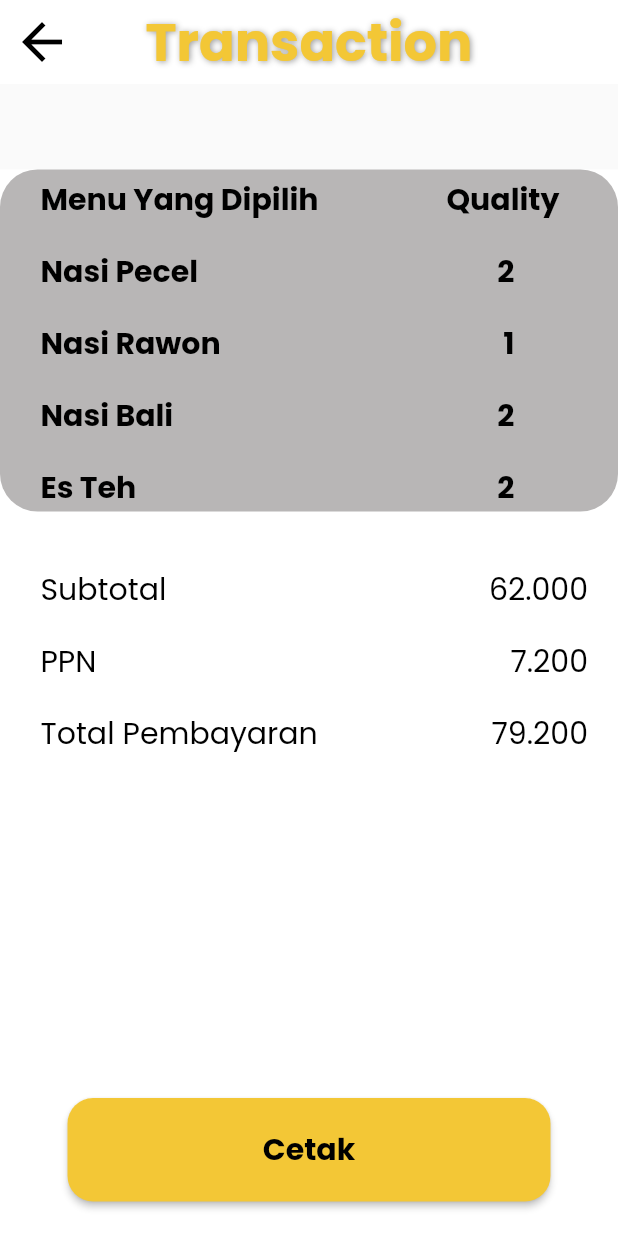
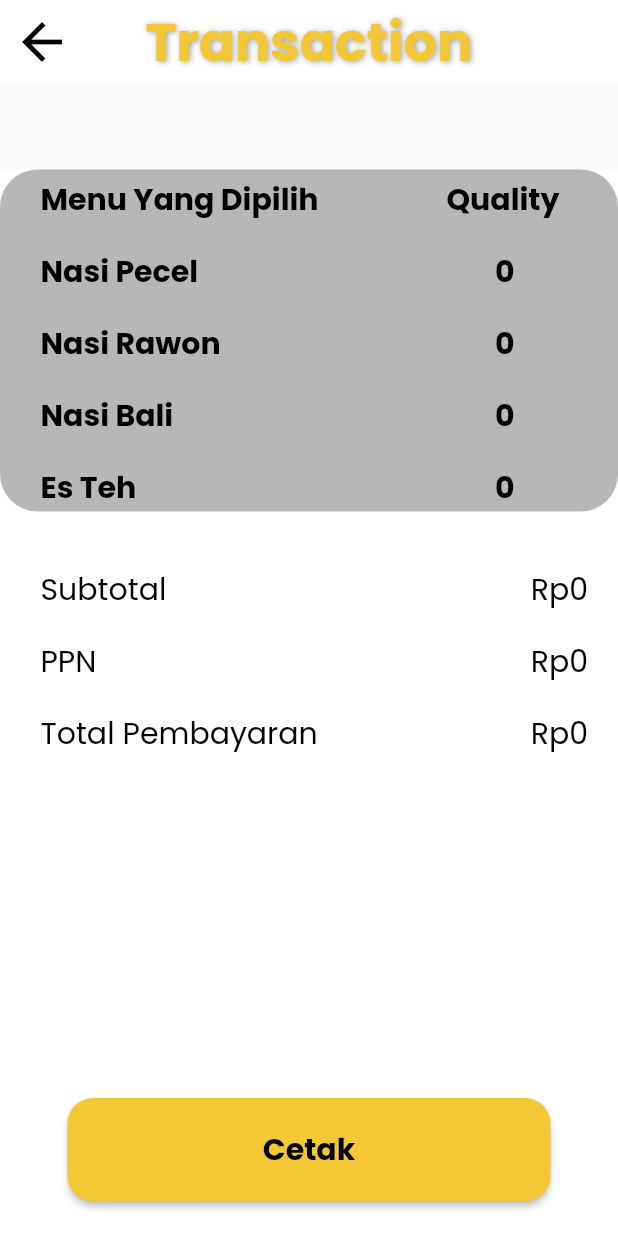
Before and after one commit to Ach-muchlas/myKasir, a Flutter app: the screen it shows after launch, after a tap on "Add to Order", on a phone screen of 412 x 824 dp. Run offline on Flutter 3.47's test engine with Material 2 defaults, Android fonts, the phone set to English and light mode, and no system bars; our stand-ins replace font_awesome_flutter, google_fonts.

Commit message:
Finishing Pas Data

```diff
--- a/lib/Material/Widget/customButton.dart
+++ b/lib/Material/Widget/customButton.dart
@@ -4,7 +4,7 @@ import 'package:tugas_pab/Material/color/my_Colors.dart';
 class CustomButton extends StatelessWidget {
   const CustomButton({super.key, required this.txtButton, required this.onTap});
 
-  final Widget txtButton;
+final Widget txtButton;
   final Function() onTap;
 
   @override
--- a/lib/pages/homePages.dart
+++ b/lib/pages/homePages.dart
@@ -50,6 +50,7 @@ class _HomePagesState extends State<HomePages> {
       }
     });
   }
+
   void _decrementNasiRawon() {
     setState(() {
       _valueNasiRawon--;
@@ -58,6 +59,7 @@ class _HomePagesState extends State<HomePages> {
       }
     });
   }
+
   void _decrementNasiBali() {
     setState(() {
       _valueNasiBali--;
@@ -66,6 +68,7 @@ class _HomePagesState extends State<HomePages> {
       }
     });
   }
+
   void _decrementEsTeh() {
     setState(() {
       _valueEsTeh--;
@@ -143,11 +146,15 @@ class _HomePagesState extends State<HomePages> {
                     style:
                         MyTypography.LargeBold2.copyWith(color: Colors.white)),
                 onTap: () {
-                  Navigator.push(
+                  Navigator.pushReplacement(
                       context,
                       MaterialPageRoute(
-                          builder: (BuildContext context) =>
-                              TransactionPage()));
+                          builder: (BuildContext context) => TransactionPage(
+                                valueNasiPecel: _valueNasiPecel,
+                                valueNasiRawon: _valueNasiRawon,
+                                valueNasiBali: _valueNasiBali,
+                                valueEsTeh: _valueEsTeh,
+                              )));
                 })
           ],
         ),
--- a/lib/pages/transactionPages.dart
+++ b/lib/pages/transactionPages.dart
@@ -1,21 +1,34 @@
-import 'dart:ui';
-
 import 'package:flutter/material.dart';
+import 'package:intl/intl.dart';
 import 'package:tugas_pab/Material/Widget/customButton.dart';
 import 'package:tugas_pab/Material/color/my_Colors.dart';
 import 'package:tugas_pab/Material/typografi/my_Typography.dart';
 import 'package:tugas_pab/pages/homePages.dart';
 
-class TransactionPage extends StatefulWidget {
-  const TransactionPage({super.key});
+class TransactionPage extends StatelessWidget {
+  const TransactionPage(
+      {super.key,
+      required this.valueNasiPecel,
+      required this.valueNasiRawon,
+      required this.valueNasiBali,
+      required this.valueEsTeh});
+
+  final int valueNasiPecel;
+  final int valueNasiRawon;
+  final int valueNasiBali;
+  final int valueEsTeh;
 
   @override
-  State<TransactionPage> createState() => _TransactionPageState();
-}
+  Widget build(BuildContext context) {
+    int valueSubTotal = (valueNasiPecel * 14000) +
+        (valueNasiRawon * 17000) +
+        (valueNasiBali * 12000) +
+        (valueEsTeh * 3000);
 
-class _TransactionPageState extends State<TransactionPage> {
-  @override
-  Widget build(BuildContext context) {
+    double valuePPN = valueSubTotal * 0.10;
+
+    int valueTotal = valueSubTotal + valuePPN.toInt();
+
     return Scaffold(
         appBar: AppBar(
           backgroundColor: Colors.white,
@@ -85,7 +98,7 @@ class _TransactionPageState extends State<TransactionPage> {
                           Text('Nasi Pecel',
                               style: MyTypography.LargeBold2.copyWith(
                                   color: Colors.black)),
-                          Text('2',
+                          Text('$valueNasiPecel',
                               style: MyTypography.LargeBold2.copyWith(
                                   color: Colors.black)),
                         ],
@@ -105,7 +118,7 @@ class _TransactionPageState extends State<TransactionPage> {
                             style: MyTypography.LargeBold2.copyWith(
                                 color: Colors.black),
                           ),
-                          Text('1',
+                          Text('$valueNasiRawon',
                               style: MyTypography.LargeBold2.copyWith(
                                   color: Colors.black)),
                         ],
@@ -125,7 +138,7 @@ class _TransactionPageState extends State<TransactionPage> {
                             style: MyTypography.LargeBold2.copyWith(
                                 color: Colors.black),
                           ),
-                          Text('2',
+                          Text('$valueNasiBali',
                               style: MyTypography.LargeBold2.copyWith(
                                   color: Colors.black)),
                         ],
@@ -145,7 +158,7 @@ class _TransactionPageState extends State<TransactionPage> {
                             style: MyTypography.LargeBold2.copyWith(
                                 color: Colors.black),
                           ),
-                          Text('2',
+                          Text('$valueEsTeh',
                               style: MyTypography.LargeBold2.copyWith(
                                   color: Colors.black)),
                         ],
@@ -171,7 +184,9 @@ class _TransactionPageState extends State<TransactionPage> {
                               color: Colors.black),
                         ),
                         Text(
-                          '62.000',
+                          NumberFormat.currency(
+                                  locale: 'id', symbol: 'Rp', decimalDigits: 0)
+                              .format(valueSubTotal),
                           style: MyTypography.Reguler2.copyWith(
                               color: Colors.black),
                         )
@@ -189,7 +204,9 @@ class _TransactionPageState extends State<TransactionPage> {
                               color: Colors.black),
                         ),
                         Text(
-                          '7.200',
+                          NumberFormat.currency(
+                                  locale: 'id', symbol: 'Rp', decimalDigits: 0)
+                              .format(valuePPN),
                           style: MyTypography.Reguler2.copyWith(
                               color: Colors.black),
                         )
@@ -207,7 +224,9 @@ class _TransactionPageState extends State<TransactionPage> {
                               color: Colors.black),
                         ),
                         Text(
-                          '79.200',
+                          NumberFormat.currency(
+                                  locale: 'id', symbol: 'Rp', decimalDigits: 0)
+                              .format(valueTotal),
                           style: MyTypography.Reguler2.copyWith(
                               color: Colors.black),
                         )
@@ -239,7 +258,8 @@ class _TransactionPageState extends State<TransactionPage> {
                               style: MyTypography.Reguler2.copyWith(
                                   color: Colors.black,
                                   fontWeight: FontWeight.bold)),
-                          contentPadding: EdgeInsets.only(top: 50, left: 110),
+                          contentPadding:
+                              const EdgeInsets.only(top: 50, left: 110),
                           actions: [
                             ElevatedButton(
                                 style: ElevatedButton.styleFrom(
@@ -247,11 +267,11 @@ class _TransactionPageState extends State<TransactionPage> {
                                   elevation: 1.0,
                                 ),
                                 onPressed: () {
-                                  Navigator.push(
+                                  Navigator.pushReplacement(
                                       context,
                                       MaterialPageRoute(
                                           builder: (BuildContext context) =>
-                                              HomePages()));
+                                              const HomePages()));
                                 },
                                 // ignore: prefer_const_constructors
                                 child: Text(
--- a/pubspec.yaml
+++ b/pubspec.yaml
@@ -3,7 +3,7 @@ description: A new Flutter project.
 
 # The following line prevents the package from being accidentally published to
 # pub.dev using `flutter pub publish`. This is preferred for private packages.
-publish_to: 'none' # Remove this line if you wish to publish to pub.dev
+publish_to: "none" # Remove this line if you wish to publish to pub.dev
 
 # The following defines the version and build number for your application.
 # A version number is three numbers separated by dots, like 1.2.43
@@ -20,7 +20,7 @@ publish_to: 'none' # Remove this line if you wish to publish to pub.dev
 version: 1.0.0+1
 
 environment:
-  sdk: '>=2.18.0-252.0.dev <3.0.0'
+  sdk: ">=2.18.0-252.0.dev <3.0.0"
 
 # Dependencies specify other packages that your package needs in order to work.
 # To automatically upgrade your package dependencies to the latest versions
@@ -39,12 +39,12 @@ dev_dependencies:
     sdk: flutter
   font_awesome_flutter: ^10.2.1
   google_fonts: ^3.0.1
+  intl: ^0.17.0
 
 # For information on the generic Dart part of this file, see the
 # following page: https://dart.dev/tools/pub/pubspec
 # The following section is specific to Flutter packages.
 flutter:
-
   # The following line ensures that the Material Icons font is
   # included with your application, so that you can use the icons in
   # the material Icons class.
```
Also changed, not shown: pubspec.lock.
